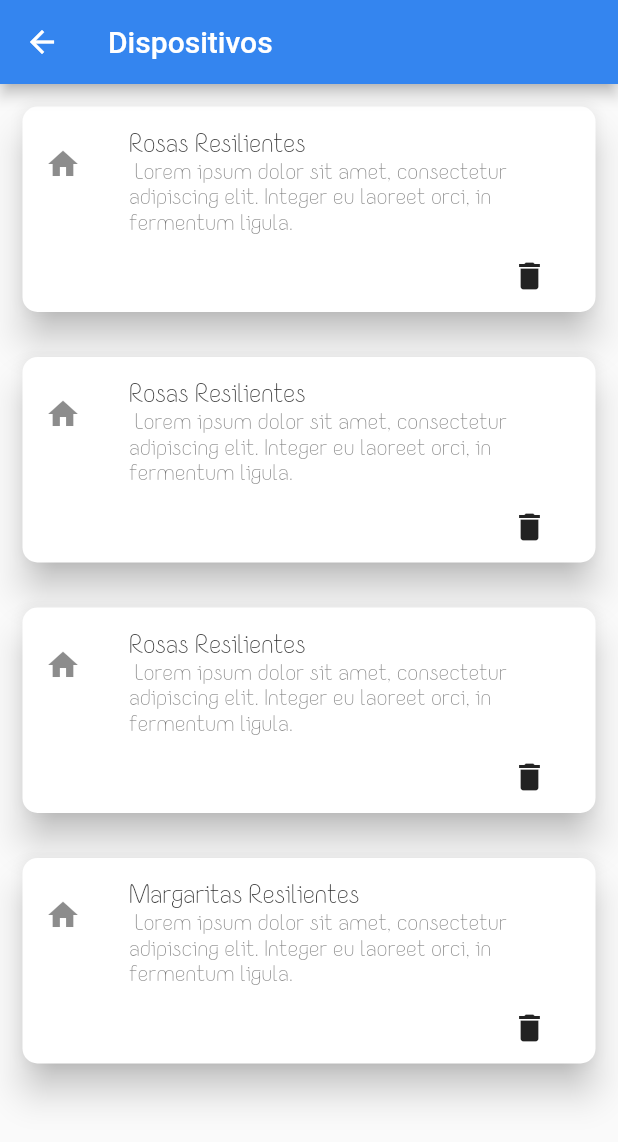
After one commit to VEDI-labs/onda-ritmica, a Flutter app: the screen it shows after launch, after a tap on an icon or button, on a phone screen of 412 x 824 dp. The commit adds this screen. Shown: the top 1142 px of the screen. Run offline on Flutter 3.47's test engine with Material 2 defaults, Android fonts, the phone set to English and light mode, and no system bars; our stand-ins replace flutter_svg.

Commit message:
Cards dispositivos

```diff
--- /dev/null
+++ b/lib/src/ui/screens/devices.dart
@@ -0,0 +1,49 @@
+import 'package:flutter/material.dart';
+import 'package:onda_ritmica/src/ui/theme/color.dart';
+import 'package:onda_ritmica/src/ui/widgets/splash/animated_logo.dart';
+
+class Devices extends StatelessWidget {
+  @override
+  Widget build(BuildContext context) {
+    return Scaffold(
+        appBar: AppBar(
+          title: Text("Dispositivos"),
+        ),
+        body: ListView(
+          children: [
+            miCard("Rosas Resilientes",
+                " Lorem ipsum dolor sit amet, consectetur adipiscing elit. Integer eu laoreet orci, in fermentum ligula."),
+            miCard("Rosas Resilientes",
+                " Lorem ipsum dolor sit amet, consectetur adipiscing elit. Integer eu laoreet orci, in fermentum ligula."),
+            miCard("Rosas Resilientes",
+                " Lorem ipsum dolor sit amet, consectetur adipiscing elit. Integer eu laoreet orci, in fermentum ligula."),
+            miCard("Margaritas Resilientes",
+                " Lorem ipsum dolor sit amet, consectetur adipiscing elit. Integer eu laoreet orci, in fermentum ligula.")
+          ],
+        ));
+  }
+}
+
+Card miCard(String titulo, String descripcion) {
+  return Card(
+    shape: RoundedRectangleBorder(borderRadius: BorderRadius.circular(10)),
+    margin: EdgeInsets.all(15),
+    elevation: 10,
+    child: Column(
+      children: <Widget>[
+        ListTile(
+          contentPadding: EdgeInsets.fromLTRB(15, 10, 25, 0),
+          title: Text(titulo),
+          subtitle: Text(descripcion),
+          leading: Icon(Icons.home),
+        ),
+        Row(
+          mainAxisAlignment: MainAxisAlignment.end,
+          children: <Widget>[
+            FlatButton(onPressed: () => {}, child: Icon(Icons.delete))
+          ],
+        )
+      ],
+    ),
+  );
+}
--- a/lib/src/ui/screens/splash.dart
+++ b/lib/src/ui/screens/splash.dart
@@ -1,5 +1,10 @@
 import 'package:flutter/material.dart';
+import 'package:onda_ritmica/src/ui/screens/devices.dart';
 import 'package:onda_ritmica/src/ui/widgets/splash/animated_logo.dart';
+import 'package:onda_ritmica/src/ui/theme/color.dart';
+
+import '../theme/color.dart';
+import '../theme/color.dart';
 
 class SplashScreen extends StatefulWidget {
   SplashScreen({Key key}) : super(key: key);
@@ -14,11 +19,17 @@ class _SplashScreenState extends State<SplashScreen> {
     return Scaffold(
       backgroundColor: Theme.of(context).primaryColor,
       body: Center(
-        // child: Logo(
-        //   size: MediaQuery.of(context).size.width * 0.3,
-        // ),
-        child: AnimatedLogo(
-          size: MediaQuery.of(context).size.width * 0.3,
+        child: ElevatedButton(
+          child: AnimatedLogo(
+            size: MediaQuery.of(context).size.width * 0.3,
+          ),
+          style: ElevatedButton.styleFrom(primary: primary),
+          onPressed: () {
+            Navigator.push(
+              context,
+              MaterialPageRoute(builder: (context) => Devices()),
+            );
+          },
         ),
       ),
     );
```
